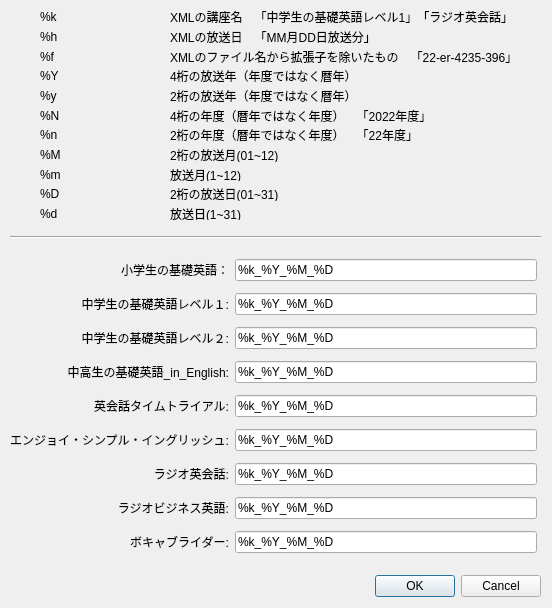
Old version of the form customizedialog.ui in the repository CSReviser/CS-English.
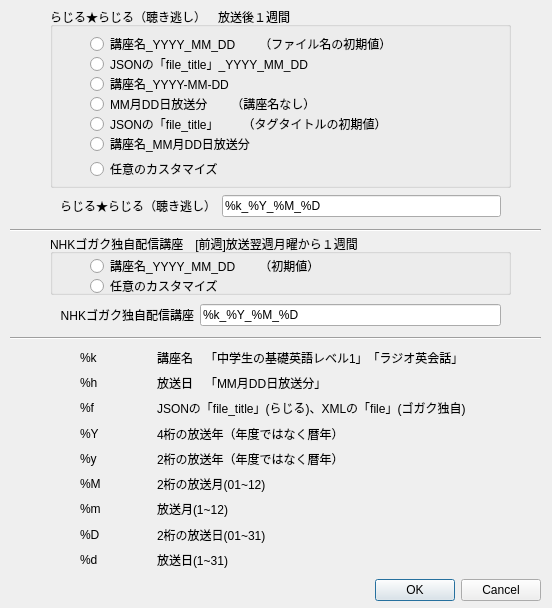
New version of the form.

Commit message: 語学講座CS2らじる配信講座対応ベータ０

```diff
--- a/customizedialog.ui
+++ b/customizedialog.ui
@@ -32,7 +32,7 @@
    <property name="geometry">
     <rect>
      <x>340</x>
-     <y>570</y>
+     <y>574</y>
      <width>201</width>
      <height>32</height>
     </rect>
@@ -59,47 +59,24 @@
   <widget class="QWidget" name="gridLayoutWidget">
    <property name="geometry">
     <rect>
-     <x>10</x>
-     <y>253</y>
-     <width>527</width>
-     <height>312</height>
+     <x>60</x>
+     <y>191</y>
+     <width>441</width>
+     <height>31</height>
     </rect>
    </property>
    <layout class="QGridLayout" name="gridLayout">
-    <item row="0" column="0">
-     <widget class="QLabel" name="label_0">
-      <property name="enabled">
-       <bool>true</bool>
-      </property>
-      <property name="text">
-       <string>小学生の基礎英語：</string>
-      </property>
-      <property name="alignment">
-       <set>Qt::AlignRight|Qt::AlignTrailing|Qt::AlignVCenter</set>
-      </property>
-     </widget>
-    </item>
-    <item row="0" column="2">
-     <widget class="QLineEdit" name="lineEdit_0">
-      <property name="enabled">
-       <bool>true</bool>
-      </property>
-      <property name="text">
-       <string>%k_%Y_%M_%D</string>
-      </property>
-     </widget>
-    </item>
-    <item row="1" column="0">
+    <item row="0" column="0" alignment="Qt::AlignHCenter">
      <widget class="QLabel" name="label">
       <property name="text">
-       <string>中学生の基礎英語レベル１:</string>
+       <string>らじる★らじる（聴き逃し）</string>
       </property>
       <property name="alignment">
        <set>Qt::AlignRight|Qt::AlignTrailing|Qt::AlignVCenter</set>
       </property>
      </widget>
     </item>
-    <item row="1" column="2">
+    <item row="0" column="2">
      <widget class="QLineEdit" name="lineEdit">
       <property name="toolTip">
        <string/>
@@ -109,195 +86,71 @@
       </property>
      </widget>
     </item>
-    <item row="2" column="0">
-     <widget class="QLabel" name="label_2">
-      <property name="text">
-       <string>中学生の基礎英語レベル２:</string>
-      </property>
-      <property name="alignment">
-       <set>Qt::AlignRight|Qt::AlignTrailing|Qt::AlignVCenter</set>
-      </property>
-     </widget>
-    </item>
-    <item row="2" column="2">
-     <widget class="QLineEdit" name="lineEdit_2">
-      <property name="text">
-       <string>%k_%Y_%M_%D</string>
-      </property>
-     </widget>
-    </item>
-    <item row="3" column="0">
-     <widget class="QLabel" name="label_3">
-      <property name="text">
-       <string>中高生の基礎英語_in_English:</string>
-      </property>
-      <property name="alignment">
-       <set>Qt::AlignRight|Qt::AlignTrailing|Qt::AlignVCenter</set>
-      </property>
-     </widget>
-    </item>
-    <item row="3" column="2">
-     <widget class="QLineEdit" name="lineEdit_3">
-      <property name="text">
-       <string>%k_%Y_%M_%D</string>
-      </property>
-     </widget>
-    </item>
-    <item row="4" column="0">
-     <widget class="QLabel" name="label_4">
-      <property name="text">
-       <string>英会話タイムトライアル:</string>
-      </property>
-      <property name="alignment">
-       <set>Qt::AlignRight|Qt::AlignTrailing|Qt::AlignVCenter</set>
-      </property>
-     </widget>
-    </item>
-    <item row="4" column="2">
-     <widget class="QLineEdit" name="lineEdit_4">
-      <property name="text">
-       <string>%k_%Y_%M_%D</string>
-      </property>
-     </widget>
-    </item>
-    <item row="5" column="0">
-     <widget class="QLabel" name="label_32">
-      <property name="enabled">
-       <bool>true</bool>
-      </property>
-      <property name="text">
-       <string>エンジョイ・シンプル・イングリッシュ:</string>
-      </property>
-      <property name="alignment">
-       <set>Qt::AlignRight|Qt::AlignTrailing|Qt::AlignVCenter</set>
-      </property>
-     </widget>
-    </item>
-    <item row="5" column="2">
-     <widget class="QLineEdit" name="lineEdit_19">
-      <property name="enabled">
-       <bool>true</bool>
-      </property>
-      <property name="text">
-       <string>%k_%Y_%M_%D</string>
-      </property>
-     </widget>
-    </item>
-    <item row="6" column="0">
-     <widget class="QLabel" name="label_5">
-      <property name="text">
-       <string>ラジオ英会話:</string>
-      </property>
-      <property name="alignment">
-       <set>Qt::AlignRight|Qt::AlignTrailing|Qt::AlignVCenter</set>
-      </property>
-     </widget>
-    </item>
-    <item row="6" column="2">
-     <widget class="QLineEdit" name="lineEdit_5">
-      <property name="text">
-       <string>%k_%Y_%M_%D</string>
-      </property>
-     </widget>
-    </item>
-    <item row="7" column="0">
-     <widget class="QLabel" name="label_6">
-      <property name="text">
-       <string>ラジオビジネス英語:</string>
-      </property>
-      <property name="alignment">
-       <set>Qt::AlignRight|Qt::AlignTrailing|Qt::AlignVCenter</set>
-      </property>
-     </widget>
-    </item>
-    <item row="7" column="2">
-     <widget class="QLineEdit" name="lineEdit_6">
-      <property name="text">
-       <string>%k_%Y_%M_%D</string>
-      </property>
-     </widget>
-    </item>
-    <item row="8" column="0">
-     <widget class="QLabel" name="label_33">
-      <property name="enabled">
-       <bool>true</bool>
-      </property>
-      <property name="text">
-       <string>ボキャブライダー:</string>
-      </property>
-      <property name="alignment">
-       <set>Qt::AlignRight|Qt::AlignTrailing|Qt::AlignVCenter</set>
-      </property>
-     </widget>
-    </item>
-    <item row="8" column="2">
-     <widget class="QLineEdit" name="lineEdit_21">
-      <property name="enabled">
-       <bool>true</bool>
-      </property>
-      <property name="text">
-       <string>%k_%Y_%M_%D</string>
-      </property>
-     </widget>
-    </item>
    </layout>
   </widget>
   <widget class="QWidget" name="gridLayoutWidget_2">
    <property name="geometry">
     <rect>
-     <x>40</x>
-     <y>10</y>
-     <width>478</width>
-     <height>210</height>
+     <x>80</x>
+     <y>348</y>
+     <width>386</width>
+     <height>221</height>
     </rect>
    </property>
    <layout class="QGridLayout" name="gridLayout_2">
-    <item row="0" column="0">
-     <widget class="QLabel" name="label_18">
-      <property name="text">
-       <string>%k</string>
-      </property>
-     </widget>
-    </item>
-    <item row="0" column="1">
-     <widget class="QLabel" name="label_29">
-      <property name="text">
-       <string>XMLの講座名　「中学生の基礎英語レベル1」「ラジオ英会話」</string>
-      </property>
-     </widget>
-    </item>
-    <item row="1" column="0">
-     <widget class="QLabel" name="label_19">
-      <property name="text">
-       <string>%h</string>
-      </property>
-     </widget>
-    </item>
     <item row="1" column="1">
      <widget class="QLabel" name="label_30">
       <property name="text">
-       <string>XMLの放送日　「MM月DD日放送分」</string>
+       <string>放送日　「MM月DD日放送分」</string>
       </property>
      </widget>
     </item>
-    <item row="2" column="0">
-     <widget class="QLabel" name="label_20">
+    <item row="0" column="0">
+     <widget class="QLabel" name="label_18">
       <property name="text">
-       <string>%f</string>
+       <string>%k</string>
+      </property>
+     </widget>
+    </item>
+    <item row="8" column="1">
+     <widget class="QLabel" name="label_39">
+      <property name="text">
+       <string>放送日(1~31)</string>
+      </property>
+     </widget>
+    </item>
+    <item row="5" column="0">
+     <widget class="QLabel" name="label_25">
+      <property name="text">
+       <string>%M</string>
       </property>
      </widget>
     </item>
     <item row="2" column="1">
      <widget class="QLabel" name="label_31">
       <property name="text">
-       <string>XMLのファイル名から拡張子を除いたもの　「22-er-4235-396」</string>
+       <string>JSONの「file_title」(らじる)、XMLの「file」(ゴガク独自)</string>
       </property>
      </widget>
     </item>
-    <item row="3" column="0">
-     <widget class="QLabel" name="label_23">
+    <item row="2" column="0">
+     <widget class="QLabel" name="label_20">
       <property name="text">
-       <string>%Y</string>
+       <string>%f</string>
+      </property>
+     </widget>
+    </item>
+    <item row="1" column="0">
+     <widget class="QLabel" name="label_19">
+      <property name="text">
+       <string>%h</string>
+      </property>
+     </widget>
+    </item>
+    <item row="8" column="0">
+     <widget class="QLabel" name="label_28">
+      <property name="text">
+       <string>%d</string>
       </property>
      </widget>
     </item>
@@ -308,101 +161,66 @@
       </property>
      </widget>
     </item>
-    <item row="4" column="0">
-     <widget class="QLabel" name="label_24">
-      <property name="text">
-       <string>%y</string>
-      </property>
-     </widget>
-    </item>
-    <item row="4" column="1">
-     <widget class="QLabel" name="label_35">
-      <property name="text">
-       <string>2桁の放送年（年度ではなく暦年）</string>
-      </property>
-     </widget>
-    </item>
-    <item row="5" column="0">
-     <widget class="QLabel" name="label_23_1">
-      <property name="text">
-       <string>%N</string>
-      </property>
-     </widget>
-    </item>
-    <item row="5" column="1">
-     <widget class="QLabel" name="label_34_1">
-      <property name="text">
-       <string>4桁の年度（暦年ではなく年度）　「2022年度」</string>
-      </property>
-     </widget>
-    </item>
-    <item row="6" column="0">
-     <widget class="QLabel" name="label_24_1">
-      <property name="text">
-       <string>%n</string>
-      </property>
-     </widget>
-    </item>
     <item row="6" column="1">
-     <widget class="QLabel" name="label_35_1">
+     <widget class="QLabel" name="label_37">
       <property name="text">
-       <string>2桁の年度（暦年ではなく年度）　「22年度」</string>
-      </property>
-     </widget>
-    </item>
-    <item row="7" column="0">
-     <widget class="QLabel" name="label_25">
-      <property name="text">
-       <string>%M</string>
+       <string>放送月(1~12)</string>
       </property>
      </widget>
     </item>
     <item row="7" column="1">
+     <widget class="QLabel" name="label_38">
+      <property name="text">
+       <string>2桁の放送日(01~31)</string>
+      </property>
+     </widget>
+    </item>
+    <item row="7" column="0">
+     <widget class="QLabel" name="label_27">
+      <property name="text">
+       <string>%D</string>
+      </property>
+     </widget>
+    </item>
+    <item row="5" column="1">
      <widget class="QLabel" name="label_36">
       <property name="text">
        <string>2桁の放送月(01~12)</string>
       </property>
      </widget>
     </item>
-    <item row="8" column="0">
+    <item row="0" column="1">
+     <widget class="QLabel" name="label_29">
+      <property name="text">
+       <string>講座名　「中学生の基礎英語レベル1」「ラジオ英会話」</string>
+      </property>
+     </widget>
+    </item>
+    <item row="4" column="1">
+     <widget class="QLabel" name="label_35">
+      <property name="text">
+       <string>2桁の放送年（年度ではなく暦年）</string>
+      </property>
+     </widget>
+    </item>
+    <item row="4" column="0">
+     <widget class="QLabel" name="label_24">
+      <property name="text">
+       <string>%y</string>
+      </property>
+     </widget>
+    </item>
+    <item row="6" column="0">
      <widget class="QLabel" name="label_26">
       <property name="text">
        <string>%m</string>
       </property>
      </widget>
     </item>
-    <item row="8" column="1">
-     <widget class="QLabel" name="label_37">
+    <item row="3" column="0">
+     <widget class="QLabel" name="label_23">
       <property name="text">
-       <string>放送月(1~12)</string>
-      </property>
-     </widget>
-    </item>
-    <item row="9" column="0">
-     <widget class="QLabel" name="label_27">
-      <property name="text">
-       <string>%D</string>
-      </property>
-     </widget>
-    </item>
-    <item row="9" column="1">
-     <widget class="QLabel" name="label_38">
-      <property name="text">
-       <string>2桁の放送日(01~31)</string>
-      </property>
-     </widget>
-    </item>
-    <item row="10" column="0">
-     <widget class="QLabel" name="label_28">
-      <property name="text">
-       <string>%d</string>
-      </property>
-     </widget>
-    </item>
-    <item row="10" column="1">
-     <widget class="QLabel" name="label_39">
-      <property name="text">
-       <string>放送日(1~31)</string>
+       <string>%Y</string>
       </property>
      </widget>
     </item>
@@ -412,7 +230,7 @@
    <property name="geometry">
     <rect>
      <x>10</x>
-     <y>227</y>
+     <y>220</y>
      <width>531</width>
      <height>20</height>
     </rect>
@@ -421,6 +239,191 @@
     <enum>Qt::Horizontal</enum>
    </property>
   </widget>
+  <widget class="QGroupBox" name="groupBox">
+   <property name="geometry">
+    <rect>
+     <x>50</x>
+     <y>7</y>
+     <width>461</width>
+     <height>181</height>
+    </rect>
+   </property>
+   <property name="title">
+    <string>らじる★らじる（聴き逃し）　放送後１週間</string>
+   </property>
+   <widget class="QRadioButton" name="radioButton">
+    <property name="geometry">
+     <rect>
+      <x>40</x>
+      <y>25</y>
+      <width>391</width>
+      <height>24</height>
+     </rect>
+    </property>
+    <property name="text">
+     <string>講座名_YYYY_MM_DD　　（ファイル名の初期値）</string>
+    </property>
+   </widget>
+   <widget class="QRadioButton" name="radioButton_2">
+    <property name="geometry">
+     <rect>
+      <x>40</x>
+      <y>65</y>
+      <width>401</width>
+      <height>24</height>
+     </rect>
+    </property>
+    <property name="text">
+     <string>講座名_YYYY-MM-DD</string>
+    </property>
+   </widget>
+   <widget class="QRadioButton" name="radioButton_1">
+    <property name="geometry">
+     <rect>
+      <x>40</x>
+      <y>45</y>
+      <width>421</width>
+      <height>24</height>
+     </rect>
+    </property>
+    <property name="text">
+     <string>JSONの「file_title」_YYYY_MM_DD</string>
+    </property>
+   </widget>
+   <widget class="QRadioButton" name="radioButton_3">
+    <property name="geometry">
+     <rect>
+      <x>40</x>
+      <y>85</y>
+      <width>391</width>
+      <height>24</height>
+     </rect>
+    </property>
+    <property name="text">
+     <string>MM月DD日放送分　　（講座名なし）</string>
+    </property>
+   </widget>
+   <widget class="QRadioButton" name="radioButton_9">
+    <property name="geometry">
+     <rect>
+      <x>40</x>
+      <y>150</y>
+      <width>301</width>
+      <height>24</height>
+     </rect>
+    </property>
+    <property name="text">
+     <string>任意のカスタマイズ</string>
+    </property>
+   </widget>
+   <widget class="QRadioButton" name="radioButton_4">
+    <property name="geometry">
+     <rect>
+      <x>40</x>
+      <y>105</y>
+      <width>411</width>
+      <height>24</height>
+     </rect>
+    </property>
+    <property name="text">
+     <string>JSONの「file_title」　　（タグタイトルの初期値）</string>
+    </property>
+   </widget>
+   <widget class="QRadioButton" name="radioButton_5">
+    <property name="geometry">
+     <rect>
+      <x>40</x>
+      <y>125</y>
+      <width>361</width>
+      <height>24</height>
+     </rect>
+    </property>
+    <property name="text">
+     <string>講座名_MM月DD日放送分</string>
+    </property>
+   </widget>
+  </widget>
+  <widget class="QWidget" name="gridLayoutWidget_3">
+   <property name="geometry">
+    <rect>
+     <x>60</x>
+     <y>300</y>
+     <width>441</width>
+     <height>31</height>
+    </rect>
+   </property>
+   <layout class="QGridLayout" name="gridLayout_3">
+    <item row="0" column="0" alignment="Qt::AlignHCenter">
+     <widget class="QLabel" name="label_2">
+      <property name="text">
+       <string>NHKゴガク独自配信講座</string>
+      </property>
+      <property name="alignment">
+       <set>Qt::AlignRight|Qt::AlignTrailing|Qt::AlignVCenter</set>
+      </property>
+     </widget>
+    </item>
+    <item row="0" column="2">
+     <widget class="QLineEdit" name="lineEdit_2">
+      <property name="text">
+       <string>%k_%Y_%M_%D</string>
+      </property>
+     </widget>
+    </item>
+   </layout>
+  </widget>
+  <widget class="Line" name="line_2">
+   <property name="geometry">
+    <rect>
+     <x>10</x>
+     <y>328</y>
+     <width>531</width>
+     <height>20</height>
+    </rect>
+   </property>
+   <property name="orientation">
+    <enum>Qt::Horizontal</enum>
+   </property>
+  </widget>
+  <widget class="QGroupBox" name="groupBox_2">
+   <property name="geometry">
+    <rect>
+     <x>50</x>
+     <y>234</y>
+     <width>461</width>
+     <height>61</height>
+    </rect>
+   </property>
+   <property name="title">
+    <string>NHKゴガク独自配信講座　[前週]放送翌週月曜から１週間</string>
+   </property>
+   <widget class="QRadioButton" name="radioButton_10">
+    <property name="geometry">
+     <rect>
+      <x>40</x>
+      <y>20</y>
+      <width>361</width>
+      <height>24</height>
+     </rect>
+    </property>
+    <property name="text">
+     <string>講座名_YYYY_MM_DD　　（初期値）</string>
+    </property>
+   </widget>
+   <widget class="QRadioButton" name="radioButton_19">
+    <property name="geometry">
+     <rect>
+      <x>40</x>
+      <y>40</y>
+      <width>241</width>
+      <height>24</height>
+     </rect>
+    </property>
+    <property name="text">
+     <string>任意のカスタマイズ</string>
+    </property>
+   </widget>
+  </widget>
  </widget>
  <tabstops>
   <tabstop>lineEdit_0</tabstop>
```
Left out of the diff: 8 changed lines with no effect on the pictures. The commit also changes 10 other files.
